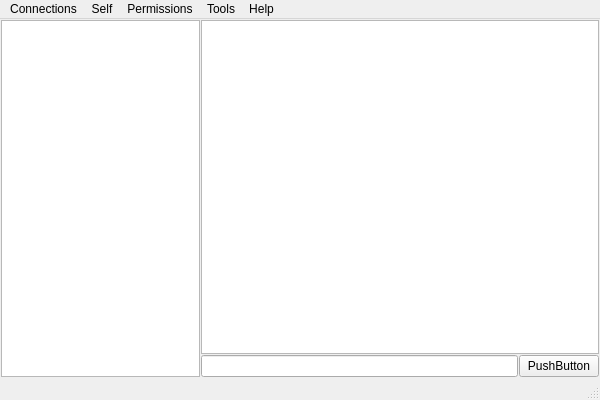
First picture: the form in Client/ui/main_window.ui, repository AdamFull/messager, before the edit.
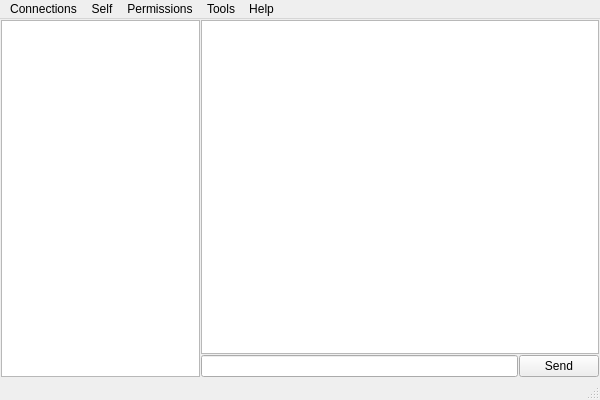
Second picture: the form after the edit.

The edit to the form file:
```diff
--- a/Client/ui/main_window.ui
+++ b/Client/ui/main_window.ui
@@ -2,6 +2,14 @@
 <ui version="4.0">
  <class>Messager</class>
  <widget class="QMainWindow" name="Messager">
+  <property name="geometry">
+   <rect>
+    <x>0</x>
+    <y>0</y>
+    <width>600</width>
+    <height>400</height>
+   </rect>
+  </property>
   <property name="minimumSize">
    <size>
     <width>600</width>
@@ -47,7 +55,7 @@
         <item>
          <widget class="QPushButton" name="send_message">
           <property name="text">
-           <string>PushButton</string>
+           <string>Send</string>
           </property>
          </widget>
         </item>
```
Left out of the diff: 9 changed lines with no effect on the pictures.
